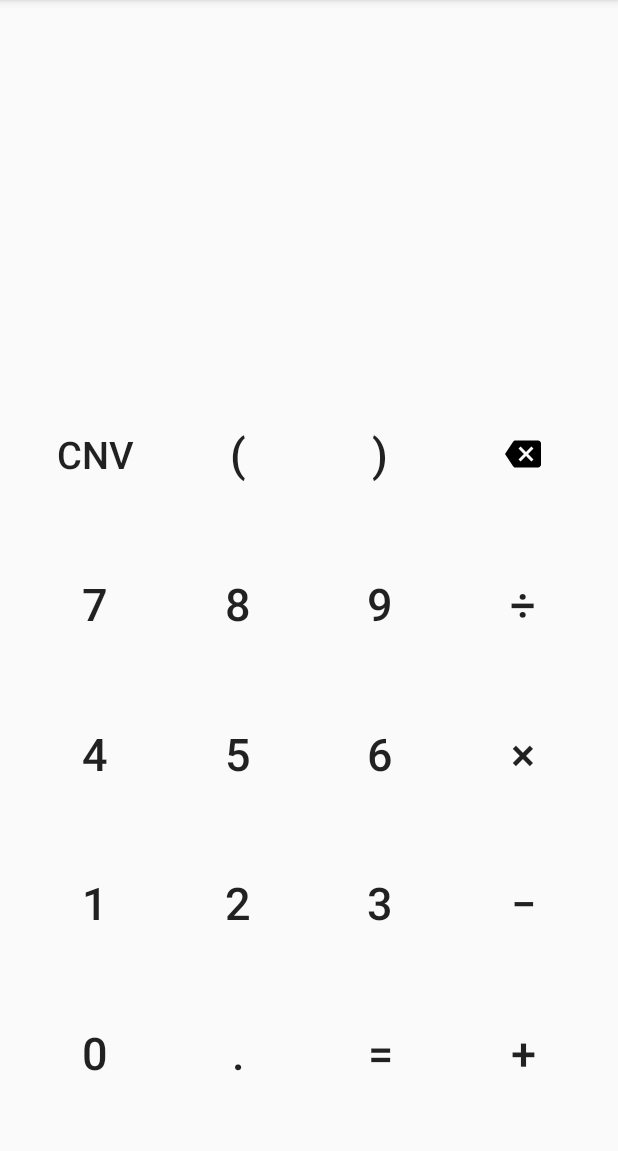
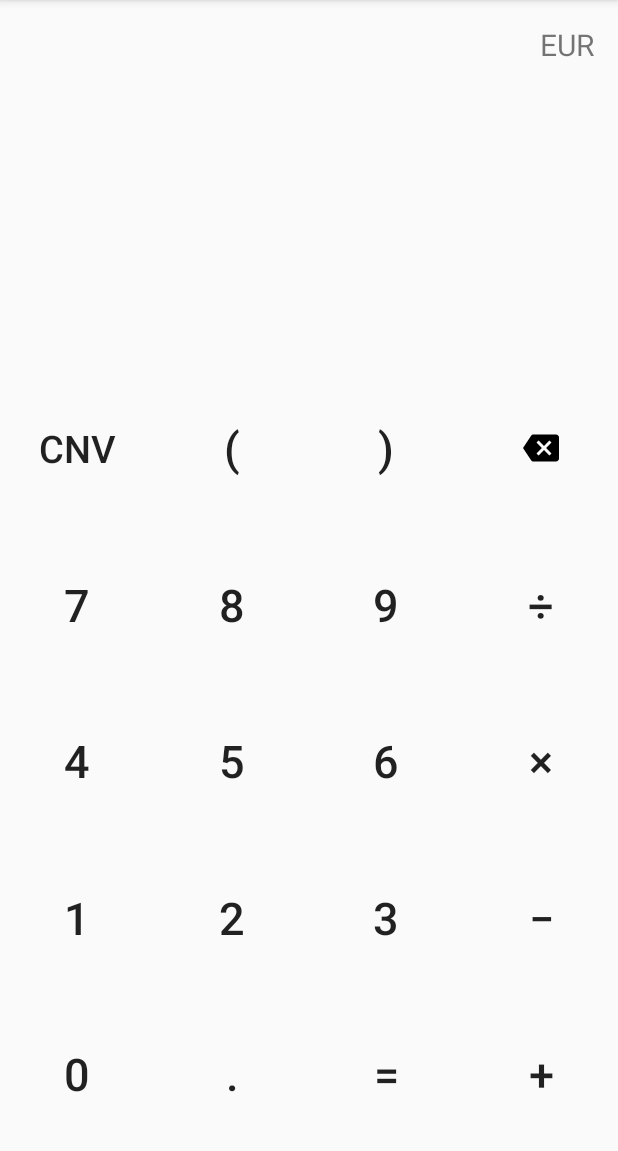
Before and after one commit to christos-christidis/christidis.christos.SimpleCalculator, an Android app: the screen it shows after launch (MainActivity), on a phone screen of 412 x 824 dp, the part 84-1235 px from its top. Run offline under Robolectric (Android 15) with nearby library versions, the phone set to English and light mode, and no system bars; our stand-ins replace data binding; 40 statements that could not run were skipped.

Commit message:
converted to ViewModel+LiveData arch for clarity

```diff
--- a/app/build.gradle
+++ b/app/build.gradle
@@ -1,6 +1,7 @@
 apply plugin: 'com.android.application'
 apply plugin: 'kotlin-android'
 apply plugin: 'kotlin-android-extensions'
+apply plugin: 'kotlin-kapt'
 
 android {
     compileSdkVersion 29
@@ -23,6 +24,9 @@
         }
     }
 
+    dataBinding {
+        enabled = true
+    }
 }
 
 dependencies {
@@ -34,4 +38,6 @@
     testImplementation 'junit:junit:4.12'
     androidTestImplementation 'androidx.test.ext:junit:1.1.1'
     androidTestImplementation 'androidx.test.espresso:espresso-core:3.2.0'
+
+    implementation 'androidx.lifecycle:lifecycle-livedata-ktx:2.2.0'
 }
--- a/app/src/main/AndroidManifest.xml
+++ b/app/src/main/AndroidManifest.xml
@@ -10,7 +10,7 @@
         android:supportsRtl="true"
         android:theme="@style/AppTheme">
 
-        <activity android:name=".MainActivity">
+        <activity android:name=".ui.MainActivity">
             <intent-filter>
                 <action android:name="android.intent.action.MAIN" />
                 <category android:name="android.intent.category.LAUNCHER" />
--- /dev/null
+++ b/app/src/main/java/com/christidischristos/simplecalculator/enums/Currency.kt
@@ -0,0 +1,5 @@
+package com.christidischristos.simplecalculator.enums
+
+enum class Currency {
+    USD, EUR, JPY, GBP, AUD, CAD, CHF;
+}
--- /dev/null
+++ b/app/src/main/java/com/christidischristos/simplecalculator/ui/MainActivity.kt
@@ -0,0 +1,39 @@
+package com.christidischristos.simplecalculator.ui
+
+import android.os.Bundle
+import androidx.appcompat.app.AppCompatActivity
+import androidx.databinding.DataBindingUtil
+import androidx.lifecycle.ViewModelProvider
+import com.christidischristos.simplecalculator.R
+import com.christidischristos.simplecalculator.databinding.ActivityMainBinding
+import com.christidischristos.simplecalculator.viewmodelfactories.SimpleCalcViewModelFactory
+import com.christidischristos.simplecalculator.viewmodels.SimpleCalcViewModel
+import kotlinx.android.synthetic.main.activity_main.*
+
+class MainActivity : AppCompatActivity() {
+
+    private val _viewModel: SimpleCalcViewModel by lazy { getViewModel() }
+
+    override fun onCreate(savedInstanceState: Bundle?) {
+        super.onCreate(savedInstanceState)
+
+        val binding =
+            DataBindingUtil.setContentView<ActivityMainBinding>(this, R.layout.activity_main)
+
+        binding.lifecycleOwner = this
+        binding.viewModel = _viewModel
+    }
+
+    private fun getViewModel(): SimpleCalcViewModel {
+        val viewModelFactory = SimpleCalcViewModelFactory(application)
+        return ViewModelProvider(this, viewModelFactory).get(SimpleCalcViewModel::class.java)
+    }
+
+    override fun onStart() {
+        super.onStart()
+        button_backspace.setOnLongClickListener {
+            _viewModel.clear()
+            true
+        }
+    }
+}
--- /dev/null
+++ b/app/src/main/java/com/christidischristos/simplecalculator/viewmodelfactories/SimpleCalcViewModelFactory.kt
@@ -0,0 +1,17 @@
+package com.christidischristos.simplecalculator.viewmodelfactories
+
+import android.app.Application
+import androidx.lifecycle.ViewModel
+import androidx.lifecycle.ViewModelProvider
+import com.christidischristos.simplecalculator.viewmodels.SimpleCalcViewModel
+
+class SimpleCalcViewModelFactory(private val _app: Application) : ViewModelProvider.Factory {
+
+    @Suppress("unchecked_cast")
+    override fun <T : ViewModel?> create(modelClass: Class<T>): T {
+        if (modelClass.isAssignableFrom(SimpleCalcViewModel::class.java)) {
+            return SimpleCalcViewModel(_app) as T
+        }
+        throw IllegalArgumentException("Unknown ViewModel class")
+    }
+}
--- a/app/src/main/res/layout/activity_main.xml
+++ b/app/src/main/res/layout/activity_main.xml
@@ -1,12 +1,31 @@
 <?xml version="1.0" encoding="utf-8"?>
+<layout>
+
+    <data>
+
+        <variable
+            name="viewModel"
+            type="com.christidischristos.simplecalculator.viewmodels.SimpleCalcViewModel" />
+    </data>
+
     <androidx.constraintlayout.widget.ConstraintLayout xmlns:android="http://schemas.android.com/apk/res/android"
         xmlns:app="http://schemas.android.com/apk/res-auto"
         xmlns:tools="http://schemas.android.com/tools"
         android:layout_width="match_parent"
         android:layout_height="match_parent"
         android:gravity="center"
+        tools:context=".ui.MainActivity">
+
+        <TextView
+            android:id="@+id/base_currency"
+            android:layout_width="match_parent"
+            android:layout_height="wrap_content"
+            android:gravity="end"
             android:padding="16dp"
-    tools:context=".MainActivity">
+            android:text="@{viewModel.baseCurrency.toString()}"
+            android:textSize="20sp"
+            app:layout_constraintTop_toTopOf="parent"
+            tools:text="EUR" />
 
         <TextView
             android:id="@+id/screen"
@@ -14,10 +33,11 @@
             android:layout_height="0dp"
             android:gravity="center_vertical|end"
             android:padding="16dp"
+            tools:text="0"
+            android:text="@{viewModel.userStr}"
             android:textSize="30sp"
             app:layout_constraintBottom_toTopOf="@id/guideline"
-        app:layout_constraintTop_toTopOf="parent"
-        tools:text="2+2" />
+            app:layout_constraintTop_toTopOf="parent" />
 
         <androidx.constraintlayout.widget.Guideline
             android:id="@+id/guideline"
@@ -32,7 +52,7 @@
             android:layout_width="0dp"
             android:layout_height="0dp"
             android:layout_marginTop="16dp"
-        android:onClick="clickMe"
+            android:onClick="@{viewModel.convertButtonClicked}"
             android:text="@string/convert"
             android:textSize="25sp"
             app:layout_constraintBottom_toTopOf="@id/button_7"
@@ -46,7 +66,7 @@
             android:layout_width="0dp"
             android:layout_height="0dp"
             android:layout_marginTop="16dp"
-        android:onClick="clickMe"
+            android:onClick="@{viewModel.plainButtonClicked}"
             android:text="@string/left_paren"
             android:textSize="30sp"
             app:layout_constraintBottom_toTopOf="@id/button_8"
@@ -60,7 +80,7 @@
             android:layout_width="0dp"
             android:layout_height="0dp"
             android:layout_marginTop="16dp"
-        android:onClick="clickMe"
+            android:onClick="@{viewModel.plainButtonClicked}"
             android:text="@string/right_paren"
             android:textSize="30sp"
             app:layout_constraintBottom_toTopOf="@id/button_9"
@@ -75,7 +95,7 @@
             android:layout_height="0dp"
             android:layout_marginTop="16dp"
             android:contentDescription="@string/backspace_button"
-        android:onClick="clickMe"
+            android:onClick="@{viewModel.backspaceButtonClicked}"
             android:src="@drawable/ic_backspace"
             app:layout_constraintBottom_toTopOf="@id/button_div"
             app:layout_constraintEnd_toEndOf="parent"
@@ -87,7 +107,7 @@
             style="@style/Widget.AppCompat.Button.Borderless"
             android:layout_width="0dp"
             android:layout_height="0dp"
-        android:onClick="clickMe"
+            android:onClick="@{viewModel.plainButtonClicked}"
             android:text="@string/seven"
             android:textSize="30sp"
             app:layout_constraintBottom_toTopOf="@id/button_4"
@@ -100,7 +120,7 @@
             style="@style/Widget.AppCompat.Button.Borderless"
             android:layout_width="0dp"
             android:layout_height="0dp"
-        android:onClick="clickMe"
+            android:onClick="@{viewModel.plainButtonClicked}"
             android:text="@string/eight"
             android:textSize="30sp"
             app:layout_constraintBottom_toTopOf="@id/button_5"
@@ -113,7 +133,7 @@
             style="@style/Widget.AppCompat.Button.Borderless"
             android:layout_width="0dp"
             android:layout_height="0dp"
-        android:onClick="clickMe"
+            android:onClick="@{viewModel.plainButtonClicked}"
             android:text="@string/nine"
             android:textSize="30sp"
             app:layout_constraintBottom_toTopOf="@id/button_6"
@@ -126,7 +146,7 @@
             style="@style/Widget.AppCompat.Button.Borderless"
             android:layout_width="0dp"
             android:layout_height="0dp"
-        android:onClick="clickMe"
+            android:onClick="@{viewModel.plainButtonClicked}"
             android:text="@string/div"
             android:textSize="30sp"
             app:layout_constraintBottom_toTopOf="@id/button_mul"
@@ -139,7 +159,7 @@
             style="@style/Widget.AppCompat.Button.Borderless"
             android:layout_width="0dp"
             android:layout_height="0dp"
-        android:onClick="clickMe"
+            android:onClick="@{viewModel.plainButtonClicked}"
             android:text="@string/four"
             android:textSize="30sp"
             app:layout_constraintBottom_toTopOf="@id/button_1"
@@ -152,7 +172,7 @@
             style="@style/Widget.AppCompat.Button.Borderless"
             android:layout_width="0dp"
             android:layout_height="0dp"
-        android:onClick="clickMe"
+            android:onClick="@{viewModel.plainButtonClicked}"
             android:text="@string/five"
             android:textSize="30sp"
             app:layout_constraintBottom_toTopOf="@id/button_2"
@@ -165,7 +185,7 @@
             style="@style/Widget.AppCompat.Button.Borderless"
             android:layout_width="0dp"
             android:layout_height="0dp"
-        android:onClick="clickMe"
+            android:onClick="@{viewModel.plainButtonClicked}"
             android:text="@string/six"
             android:textSize="30sp"
             app:layout_constraintBottom_toTopOf="@id/button_3"
@@ -178,7 +198,7 @@
             style="@style/Widget.AppCompat.Button.Borderless"
             android:layout_width="0dp"
             android:layout_height="0dp"
-        android:onClick="clickMe"
+            android:onClick="@{viewModel.plainButtonClicked}"
             android:text="@string/mul"
             android:textSize="30sp"
             app:layout_constraintBottom_toTopOf="@id/button_sub"
@@ -191,7 +211,7 @@
             style="@style/Widget.AppCompat.Button.Borderless"
             android:layout_width="0dp"
             android:layout_height="0dp"
-        android:onClick="clickMe"
+            android:onClick="@{viewModel.plainButtonClicked}"
             android:text="@string/one"
             android:textSize="30sp"
             app:layout_constraintBottom_toTopOf="@id/button_0"
@@ -204,7 +224,7 @@
             style="@style/Widget.AppCompat.Button.Borderless"
             android:layout_width="0dp"
             android:layout_height="0dp"
-        android:onClick="clickMe"
+            android:onClick="@{viewModel.plainButtonClicked}"
             android:text="@string/two"
             android:textSize="30sp"
             app:layout_constraintBottom_toTopOf="@id/button_dot"
@@ -217,7 +237,7 @@
             style="@style/Widget.AppCompat.Button.Borderless"
             android:layout_width="0dp"
             android:layout_height="0dp"
-        android:onClick="clickMe"
+            android:onClick="@{viewModel.plainButtonClicked}"
             android:text="@string/three"
             android:textSize="30sp"
             app:layout_constraintBottom_toTopOf="@id/button_equals"
@@ -230,7 +250,7 @@
             style="@style/Widget.AppCompat.Button.Borderless"
             android:layout_width="0dp"
             android:layout_height="0dp"
-        android:onClick="clickMe"
+            android:onClick="@{viewModel.plainButtonClicked}"
             android:text="@string/sub"
             android:textSize="30sp"
             app:layout_constraintBottom_toTopOf="@id/button_add"
@@ -243,7 +263,7 @@
             style="@style/Widget.AppCompat.Button.Borderless"
             android:layout_width="0dp"
             android:layout_height="0dp"
-        android:onClick="clickMe"
+            android:onClick="@{viewModel.plainButtonClicked}"
             android:text="@string/zero"
             android:textSize="30sp"
             app:layout_constraintBottom_toBottomOf="parent"
@@ -256,7 +276,7 @@
             style="@style/Widget.AppCompat.Button.Borderless"
             android:layout_width="0dp"
             android:layout_height="0dp"
-        android:onClick="clickMe"
+            android:onClick="@{viewModel.plainButtonClicked}"
             android:text="@string/dot"
             android:textSize="30sp"
             app:layout_constraintBottom_toBottomOf="parent"
@@ -269,7 +289,7 @@
             style="@style/Widget.AppCompat.Button.Borderless"
             android:layout_width="0dp"
             android:layout_height="0dp"
-        android:onClick="clickMe"
+            android:onClick="@{viewModel.equalsButtonClicked}"
             android:text="@string/equals"
             android:textSize="30sp"
             app:layout_constraintBottom_toBottomOf="parent"
@@ -282,7 +302,7 @@
             style="@style/Widget.AppCompat.Button.Borderless"
             android:layout_width="0dp"
             android:layout_height="0dp"
-        android:onClick="clickMe"
+            android:onClick="@{viewModel.plainButtonClicked}"
             android:text="@string/add"
             android:textSize="30sp"
             app:layout_constraintBottom_toBottomOf="parent"
@@ -290,3 +310,4 @@
             app:layout_constraintStart_toEndOf="@id/button_equals"
             app:layout_constraintTop_toBottomOf="@+id/button_sub" />
     </androidx.constraintlayout.widget.ConstraintLayout>
+</layout>
```
Also changed, not shown: app/src/main/java/com/christidischristos/simplecalculator/MainActivity.kt (deleted, +0 -90 lines), app/src/main/java/com/christidischristos/simplecalculator/viewmodels/SimpleCalcViewModel.kt (added, +100 -0 lines). Lines whose indentation alone changed are shown as unchanged.
